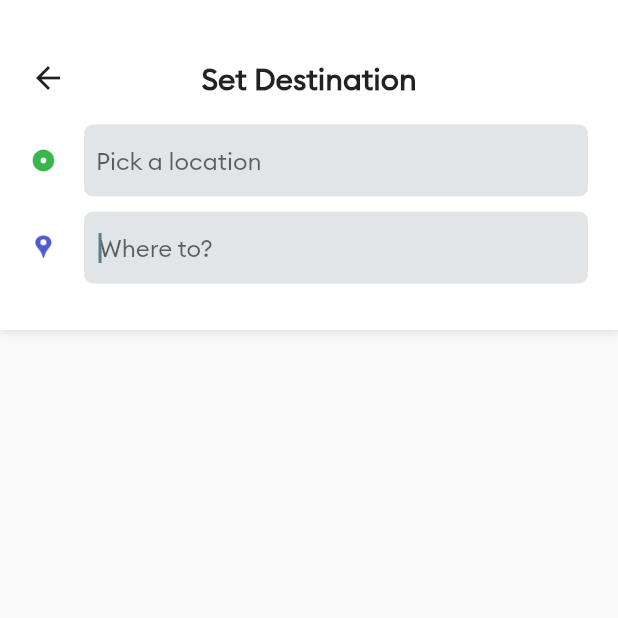
After one commit to Aveolart/Hot-Drop, a Flutter app: the screen it shows after launch, after a tap on "Seach Destination", on a phone screen of 412 x 824 dp, the top half of it. The commit adds this screen. Run offline on Flutter 3.47's test engine with Material 2 defaults, Android fonts, the phone set to English and light mode, and no system bars; our stand-ins replace cloud_firestore, connectivity_plus, firebase_auth, firebase_core, firebase_database, fluttertoast and 4 more; missing offline and left inert: dart:ffi; accounts and stored records are empty.

Commit message:
place search complete

```diff
--- /dev/null
+++ b/lib/datamodels/place_model.dart
@@ -0,0 +1,13 @@
+class PlacePrediction {
+  String? placeId;
+  String? mainText;
+  String? secondaryText;
+
+  PlacePrediction({this.placeId, this.mainText,  this.secondaryText});
+
+   PlacePrediction.fromJson(Map<String, dynamic> json) {
+    placeId = json['place_id'];
+    mainText = json['structured_formatting']["main_text"];
+    secondaryText = json['structured_formatting']["secondary_text"];
+  }
+}
--- a/lib/dataproviders/appdata.dart
+++ b/lib/dataproviders/appdata.dart
@@ -3,8 +3,14 @@ import 'package:hot_drop/datamodels/address.dart';
 
 class AppData extends ChangeNotifier {
   Address pickupAddress = Address();
+  Address destinationAddress = Address();
   void updateUserAddress(Address userAddress) {
     pickupAddress = userAddress;
     notifyListeners();
   }
+
+  void updateDestinationAddress(Address destination) {
+    destinationAddress = destination;
+    notifyListeners();
+  }
 }
--- a/lib/screens/mainpage.dart
+++ b/lib/screens/mainpage.dart
@@ -10,6 +10,7 @@ import 'package:google_maps_flutter/google_maps_flutter.dart';
 import 'package:hot_drop/Widgets/branddivider.dart';
 import 'package:hot_drop/Widgets/customwidgets.dart';
 import 'package:hot_drop/api_helper/request_methods.dart';
+import 'package:hot_drop/screens/search_page.dart';
 
 class Homepage extends StatefulWidget {
   static String id = "Mainpage";
@@ -242,7 +243,12 @@ class _HomepageState extends State<Homepage> {
                         SizedBox(
                           height: 10,
                         ),
-                        Container(
+                        GestureDetector(
+                          onTap: () => Navigator.push(
+                              context,
+                              MaterialPageRoute(
+                                  builder: (context) => SearchPage())),
+                          child: Container(
                             decoration: BoxDecoration(
                               color: Colors.white,
                               borderRadius: BorderRadius.circular(4),
@@ -272,6 +278,7 @@ class _HomepageState extends State<Homepage> {
                               ),
                             ),
                           ),
+                        ),
                         SizedBox(
                           height: 15,
                         ),
@@ -295,4 +302,5 @@ class _HomepageState extends State<Homepage> {
   //   Navigator.of(context)
   //       .pushReplacement(MaterialPageRoute(builder: (context) => LoginPage()));
   // }
+  Future<void> getDirection(LatLng origin) async {}
 }
--- /dev/null
+++ b/lib/screens/search_page.dart
@@ -0,0 +1,180 @@
+import 'package:flutter/material.dart';
+import 'package:hot_drop/Widgets/api.dart';
+import 'package:hot_drop/Widgets/branddivider.dart';
+import 'package:hot_drop/Widgets/prediction_widget.dart';
+import 'package:hot_drop/api_helper/apicalls.dart';
+import 'package:hot_drop/api_helper/request_methods.dart';
+import 'package:hot_drop/colors/brand_colors.dart';
+import 'package:hot_drop/datamodels/place_model.dart';
+import 'package:hot_drop/dataproviders/appdata.dart';
+import 'package:outline_material_icons/outline_material_icons.dart';
+import 'package:provider/provider.dart';
+
+class SearchPage extends StatefulWidget {
+  const SearchPage({Key? key}) : super(key: key);
+
+  @override
+  State<SearchPage> createState() => _SearchPageState();
+}
+
+class _SearchPageState extends State<SearchPage> {
+  TextEditingController originController = TextEditingController();
+  TextEditingController destinationController = TextEditingController();
+  var focusDestination = FocusNode();
+  bool isFocused = false;
+  List<PlacePrediction> destinationPrediction = [];
+  void setFocus() {
+    if (!isFocused) {
+      FocusScope.of(context).requestFocus(focusDestination);
+      isFocused = true;
+    }
+  }
+
+  void searchPlace(String placeName) async {
+    if (placeName.length > 1) {
+      String url =
+          "https://maps.googleapis.com/maps/api/place/autocomplete/json?input=$placeName&key=$apiKey&sessiontoken=123254251&components=country:ng";
+      var response = await ApiCalls.getRequest(url);
+      if (response == 'failed') {
+        return;
+      }
+      if (response['status'] == "OK") {
+        var predictions = response["predictions"];
+        var thisList = (predictions as List)
+            .map((e) => PlacePrediction.fromJson(e))
+            .toList();
+
+        setState(() {
+          destinationPrediction = thisList;
+        });
+      }
+      print(response);
+    }
+  }
+
+  @override
+  Widget build(BuildContext context) {
+    String origin = Provider.of<AppData>(context).pickupAddress.placeName ?? "";
+    originController.text = origin;
+    setFocus();
+    return Scaffold(
+      resizeToAvoidBottomInset: true,
+      body: Column(
+        // crossAxisAlignment: CrossAxisAlignment.start,
+        children: [
+          Container(
+            width: MediaQuery.of(context).size.width,
+            height: 220,
+            decoration: const BoxDecoration(color: Colors.white, boxShadow: [
+              BoxShadow(
+                color: Colors.black12,
+                blurRadius: 5.0,
+                spreadRadius: 0.5,
+                offset: Offset(
+                  0.7,
+                  0.7,
+                ),
+              )
+            ]),
+            child: Padding(
+              padding: const EdgeInsets.only(
+                  left: 20, right: 20, top: 40, bottom: 20),
+              child: Column(
+                crossAxisAlignment: CrossAxisAlignment.start,
+                children: [
+                  Stack(
+                    // mainAxisAlignment: MainAxisAlignment.start,
+                    children: [
+                      GestureDetector(
+                        onTap: () => Navigator.pop(context),
+                        child: const Icon(
+                          Icons.arrow_back,
+                        ),
+                      ),
+                      const Center(
+                        child: Text(
+                          "Set Destination",
+                          style: TextStyle(
+                              fontSize: 20, fontWeight: FontWeight.w600),
+                        ),
+                      ),
+                    ],
+                  ),
+                  const SizedBox(height: 18),
+                  Row(
+                    children: [
+                      Image.asset("assets/images/pickicon.png",
+                          height: 16, width: 18),
+                      const SizedBox(width: 18),
+                      Expanded(
+                        child: TextField(
+                          controller: originController,
+                          decoration: InputDecoration(
+                              hintText: "Pick a location",
+                              contentPadding:
+                                  const EdgeInsets.only(left: 8, right: 8),
+                              filled: true,
+                              fillColor: const Color(0xFFe1e5e8),
+                              border: OutlineInputBorder(
+                                borderRadius: BorderRadius.circular(6.0),
+                                borderSide: const BorderSide(
+                                  width: 0,
+                                  style: BorderStyle.none,
+                                ),
+                              )),
+                        ),
+                      )
+                    ],
+                  ),
+                  const SizedBox(height: 10),
+                  Row(
+                    children: [
+                      Image.asset("assets/images/desticon.png",
+                          height: 18, width: 18),
+                      const SizedBox(width: 18),
+                      Expanded(
+                        child: TextField(
+                          onChanged: (value) {
+                            searchPlace(value);
+                          },
+                          focusNode: focusDestination,
+                          controller: destinationController,
+                          decoration: InputDecoration(
+                              hintText: "Where to?",
+                              contentPadding: const EdgeInsets.only(left: 10),
+                              filled: true,
+                              fillColor: const Color(0xFFe1e5e8),
+                              border: OutlineInputBorder(
+                                borderRadius: BorderRadius.circular(6.0),
+                                borderSide: const BorderSide(
+                                  width: 0,
+                                  style: BorderStyle.none,
+                                ),
+                              )),
+                        ),
+                      )
+                    ],
+                  )
+                ],
+              ),
+            ),
+          ),
+          (destinationPrediction.length > 0)
+              ? ListView.separated(
+                  itemBuilder: (context, index) {
+                    return PredictionTile(
+                      prediction: destinationPrediction[index],
+                    );
+                  },
+                  separatorBuilder: (BuildContext context, int index) =>
+                      BrandDivider(),
+                  itemCount: destinationPrediction.length,
+                  shrinkWrap: true,
+                  physics: ClampingScrollPhysics(),
+                )
+              : Container()
+        ],
+      ),
+    );
+  }
+}
```
Also changed, not shown: lib/Widgets/prediction_widget.dart (added, +76 -0 lines), lib/Widgets/taxiOutlineButton.dart (deleted, +0 -37 lines), lib/api_helper/request_methods.dart (+28 -0 lines), lib/datamodels/directions_model.dart (added, +11 -0 lines). Lines whose indentation alone changed are shown as unchanged.
